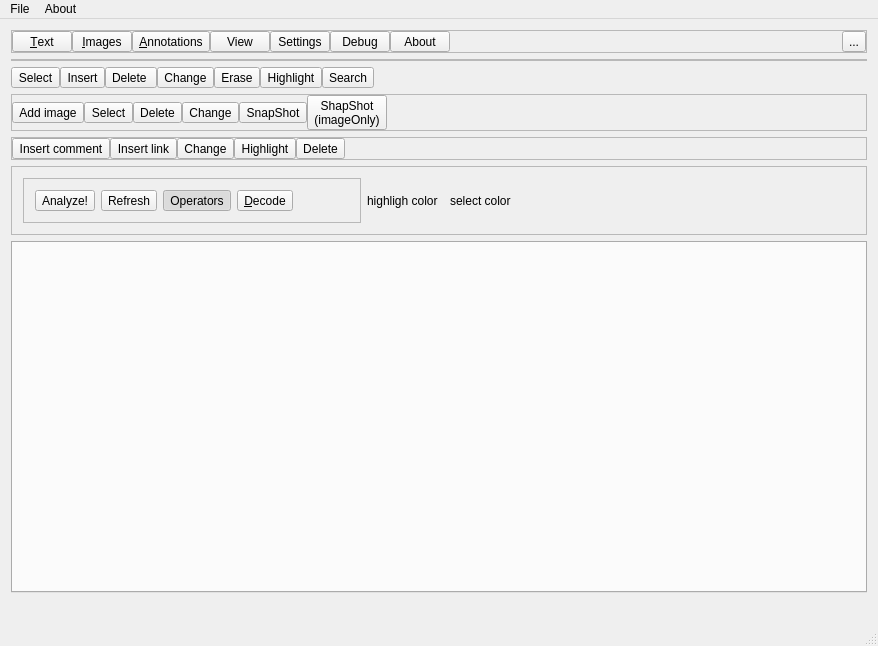
Before: the Qt Designer form pdfgui.ui in caronnee/pdfeditor, drawn with Qt 5.
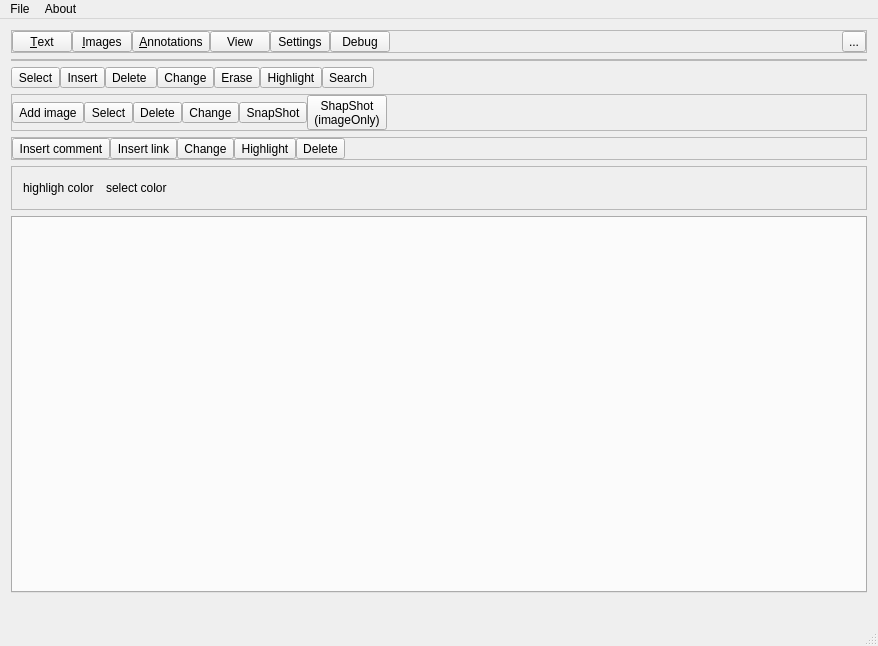
After: the same form once the commit is applied. Icons and pictures are not drawn. Custom widgets are drawn as their Qt base class.

```diff
--- a/pdfgui.ui
+++ b/pdfgui.ui
@@ -249,32 +249,6 @@
          </property>
         </widget>
        </item>
-       <item>
-        <widget class="QToolButton" name="aboutButton">
-         <property name="minimumSize">
-          <size>
-           <width>60</width>
-           <height>0</height>
-          </size>
-         </property>
-         <property name="text">
-          <string>About</string>
-         </property>
-         <property name="icon">
-          <iconset resource="pdf.qrc">
-           <normaloff>:/images/about.png</normaloff>:/images/about.png</iconset>
-         </property>
-         <property name="iconSize">
-          <size>
-           <width>32</width>
-           <height>32</height>
-          </size>
-         </property>
-         <property name="toolButtonStyle">
-          <enum>Qt::ToolButtonTextUnderIcon</enum>
-         </property>
-        </widget>
-       </item>
        <item>
         <spacer name="horizontalSpacer_4">
          <property name="orientation">
@@ -935,129 +909,6 @@
        <enum>QFrame::Raised</enum>
       </property>
       <layout class="QHBoxLayout" name="horizontalLayout_5">
-       <item>
-        <widget class="QFrame" name="debugFrame">
-         <property name="frameShape">
-          <enum>QFrame::StyledPanel</enum>
-         </property>
-         <property name="frameShadow">
-          <enum>QFrame::Raised</enum>
-         </property>
-         <layout class="QHBoxLayout" name="horizontalLayout_4">
-          <item>
-           <widget class="QToolButton" name="analyzeButton">
-            <property name="toolTip">
-             <string>create analyze tree</string>
-            </property>
-            <property name="text">
-             <string>Analyze!</string>
-            </property>
-            <property name="icon">
-             <iconset resource="pdf.qrc">
-              <normaloff>:/images/analyze.png</normaloff>:/images/analyze.png</iconset>
-            </property>
-            <property name="iconSize">
-             <size>
-              <width>32</width>
-              <height>32</height>
-             </size>
-            </property>
-            <property name="toolButtonStyle">
-             <enum>Qt::ToolButtonTextUnderIcon</enum>
-            </property>
-           </widget>
-          </item>
-          <item>
-           <widget class="QToolButton" name="refreshButton">
-            <property name="toolTip">
-             <string>redraw page</string>
-            </property>
-            <property name="text">
-             <string>Refresh</string>
-            </property>
-            <property name="icon">
-             <iconset resource="pdf.qrc">
-              <normaloff>:/images/refresh.png</normaloff>:/images/refresh.png</iconset>
-            </property>
-            <property name="iconSize">
-             <size>
-              <width>32</width>
-              <height>32</height>
-             </size>
-            </property>
-            <property name="toolButtonStyle">
-             <enum>Qt::ToolButtonTextUnderIcon</enum>
-            </property>
-           </widget>
-          </item>
-          <item>
-           <widget class="QToolButton" name="opSelect">
-            <property name="toolTip">
-             <string>select operators</string>
-            </property>
-            <property name="text">
-             <string>Operators</string>
-            </property>
-            <property name="icon">
-             <iconset resource="pdf.qrc">
-              <normaloff>:/images/operator.png</normaloff>:/images/operator.png</iconset>
-            </property>
-            <property name="iconSize">
-             <size>
-              <width>32</width>
-              <height>32</height>
-             </size>
-            </property>
-            <property name="checkable">
-             <bool>true</bool>
-            </property>
-            <property name="checked">
-             <bool>true</bool>
-            </property>
-            <property name="toolButtonStyle">
-             <enum>Qt::ToolButtonTextUnderIcon</enum>
-            </property>
-           </widget>
-          </item>
-          <item>
-           <widget class="QToolButton" name="saveEncodedButton">
-            <property name="toolTip">
-             <string>save decoded</string>
-            </property>
-            <property name="text">
-             <string>&amp;Decode</string>
-            </property>
-            <property name="icon">
-             <iconset resource="pdf.qrc">
-              <normaloff>:/images/decrypt_icon.png</normaloff>:/images/decrypt_icon.png</iconset>
-            </property>
-            <property name="iconSize">
-             <size>
-              <width>32</width>
-              <height>32</height>
-             </size>
-            </property>
-            <property name="toolButtonStyle">
-             <enum>Qt::ToolButtonTextUnderIcon</enum>
-            </property>
-           </widget>
-          </item>
-          <item>
-           <spacer name="horizontalSpacer_6">
-            <property name="orientation">
-             <enum>Qt::Horizontal</enum>
-            </property>
-            <property name="sizeHint" stdset="0">
-             <size>
-              <width>40</width>
-              <height>20</height>
-             </size>
-            </property>
-           </spacer>
-          </item>
-         </layout>
-        </widget>
-       </item>
        <item>
         <widget class="QLabel" name="label">
          <property name="text">
```
Left out of the diff: 2 changed lines with no effect on the pictures.
